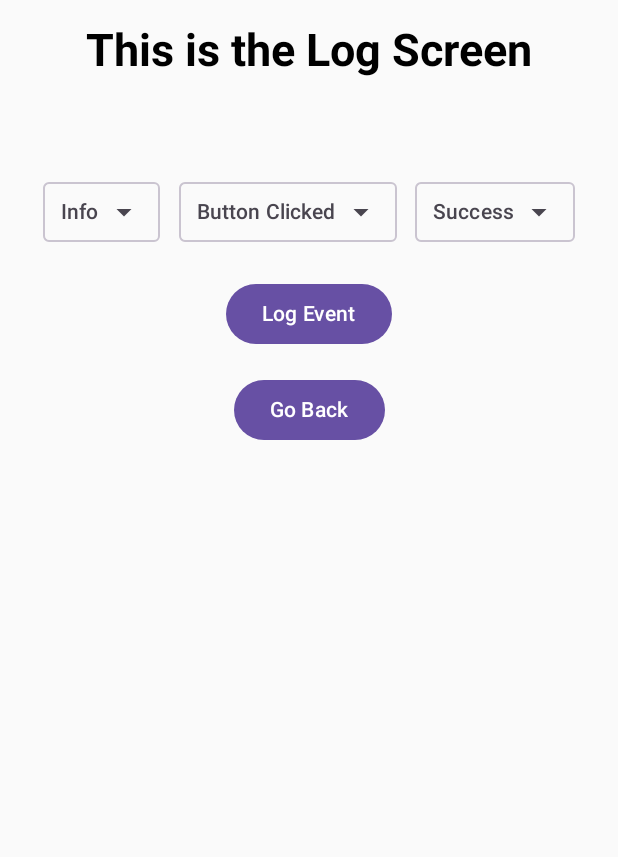
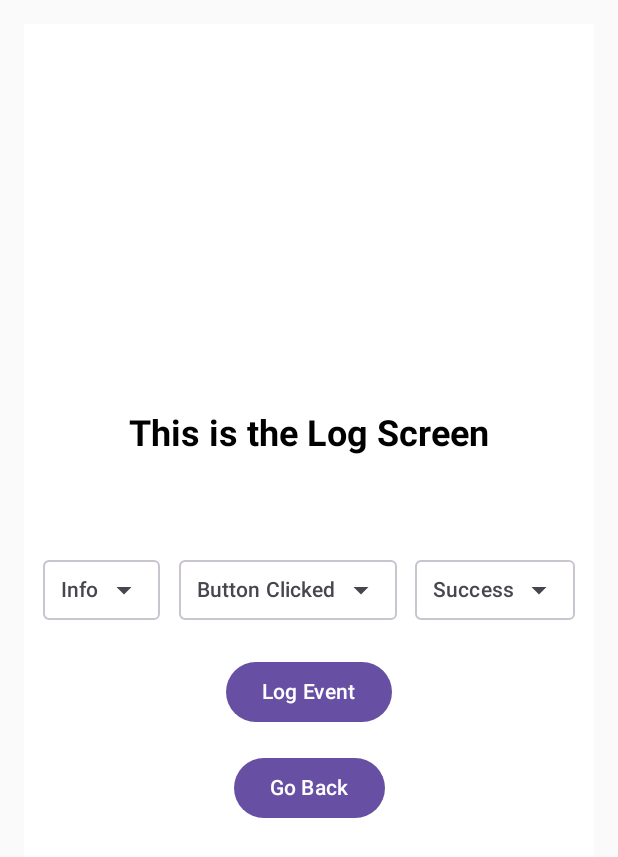
Before and after one commit to Shrey525/SignozDemo, an Android app built with Jetpack Compose: the LogScreen screen opened through its navigation route, on a phone screen of 412 x 824 dp. Shown: the top 857 px of the screen. Run offline under Robolectric (Android 15) with nearby library versions, the phone set to English and light mode, and no system bars; our stand-ins replace Timber; libraries missing offline, so code that uses them is left out: io.opentelemetry.api, io.opentelemetry.context, io.opentelemetry.exporter, io.opentelemetry.sdk; 10 statements that could not run were skipped.

Commit message:
refactor: Adjust LogScreen layout and text style
Updates the LogScreen UI.

- Changes `verticalArrangement` from `Arrangement.Top` to `Arrangement.Center` in the main `Column`.
- Reduces `fontSize` of the title text from `30.sp` to `24.sp`.

```diff
--- a/app/src/main/java/com/example/test5000/screens/LogScreen.kt
+++ b/app/src/main/java/com/example/test5000/screens/LogScreen.kt
@@ -1,5 +1,6 @@
 package com.example.test5000.screens
 
+import androidx.compose.foundation.background
 import androidx.compose.foundation.layout.Arrangement
 import androidx.compose.foundation.layout.Box
 import androidx.compose.foundation.layout.Column
@@ -32,8 +33,9 @@ import androidx.navigation.NavController
 import com.example.demo1.R
 import androidx.compose.runtime.getValue
 import androidx.compose.runtime.setValue
+import androidx.compose.ui.tooling.preview.Preview
+import androidx.navigation.compose.rememberNavController
 import timber.log.Timber
-
 
 @Composable
 fun LogScreen(navController: NavController) {
@@ -50,14 +52,15 @@ fun LogScreen(navController: NavController) {
     Column(
         modifier = Modifier
             .fillMaxSize()
-            .padding(16.dp),
-        verticalArrangement = Arrangement.Top,
+            .padding(16.dp)
+            .background(colorResource(id = R.color.white)),
+        verticalArrangement = Arrangement.Center,
         horizontalAlignment = Alignment.CenterHorizontally
     ) {
         Text(
             text = "This is the Log Screen",
             modifier = Modifier.padding(bottom = 16.dp),
-            fontSize = 30.sp,
+            fontSize = 24.sp,
             fontWeight = FontWeight.Bold,
             color = colorResource(id = R.color.black)
         )
@@ -153,3 +156,9 @@ fun DropdownMenuBox(
         }
     }
 }
+
+@Preview
+@Composable
+private fun LogScreenPreview(){
+    LogScreen(navController = rememberNavController())
+}
```
